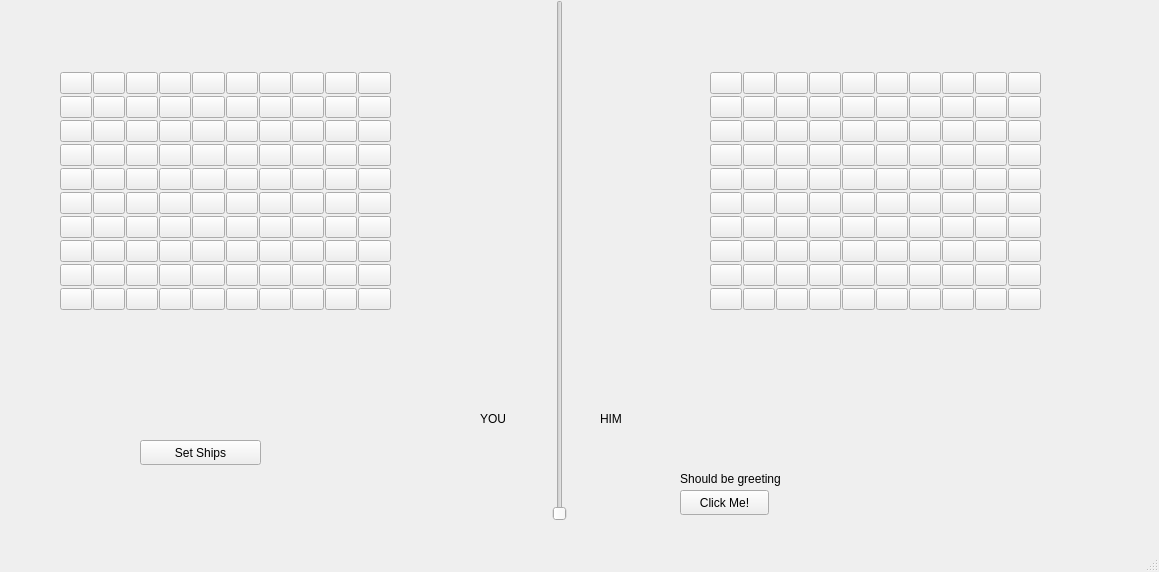
Before: the Qt Designer form mainwindow.ui in oleksyii/GL-Task-2, drawn with Qt 5.
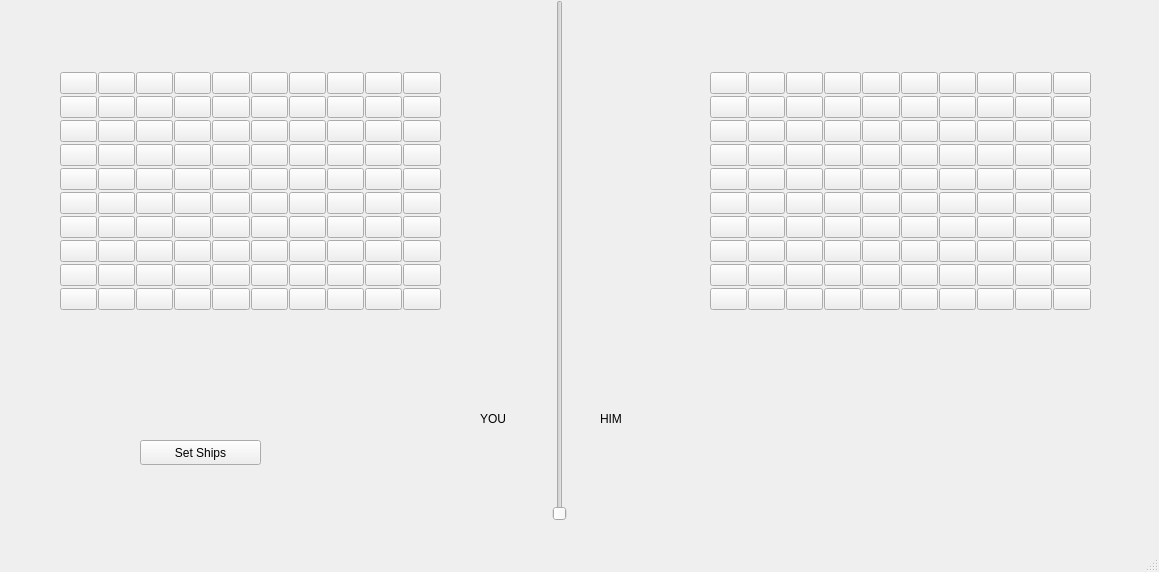
After: the same form once the commit is applied.

Diff of the .ui file:
```diff
--- a/mainwindow.ui
+++ b/mainwindow.ui
@@ -14,44 +14,12 @@
    <string>MainWindow</string>
   </property>
   <widget class="QWidget" name="centralwidget">
-   <widget class="QPushButton" name="button_clickMe">
-    <property name="geometry">
-     <rect>
-      <x>680</x>
-      <y>490</y>
-      <width>89</width>
-      <height>25</height>
-     </rect>
-    </property>
-    <property name="text">
-     <string>Click Me!</string>
-    </property>
-   </widget>
-   <widget class="QLabel" name="label_greeting">
-    <property name="geometry">
-     <rect>
-      <x>640</x>
-      <y>470</y>
-      <width>181</width>
-      <height>17</height>
-     </rect>
-    </property>
-    <property name="layoutDirection">
-     <enum>Qt::LeftToRight</enum>
-    </property>
-    <property name="text">
-     <string>Should be greeting</string>
-    </property>
-    <property name="alignment">
-     <set>Qt::AlignCenter</set>
-    </property>
-   </widget>
    <widget class="QWidget" name="gridLayoutWidget">
     <property name="geometry">
      <rect>
       <x>60</x>
       <y>70</y>
-      <width>331</width>
+      <width>381</width>
       <height>252</height>
      </rect>
     </property>
@@ -785,7 +753,7 @@
      <rect>
       <x>710</x>
       <y>70</y>
-      <width>331</width>
+      <width>381</width>
       <height>251</height>
      </rect>
     </property>
```
Left out of the diff: 2 changed lines with no effect on the pictures.
